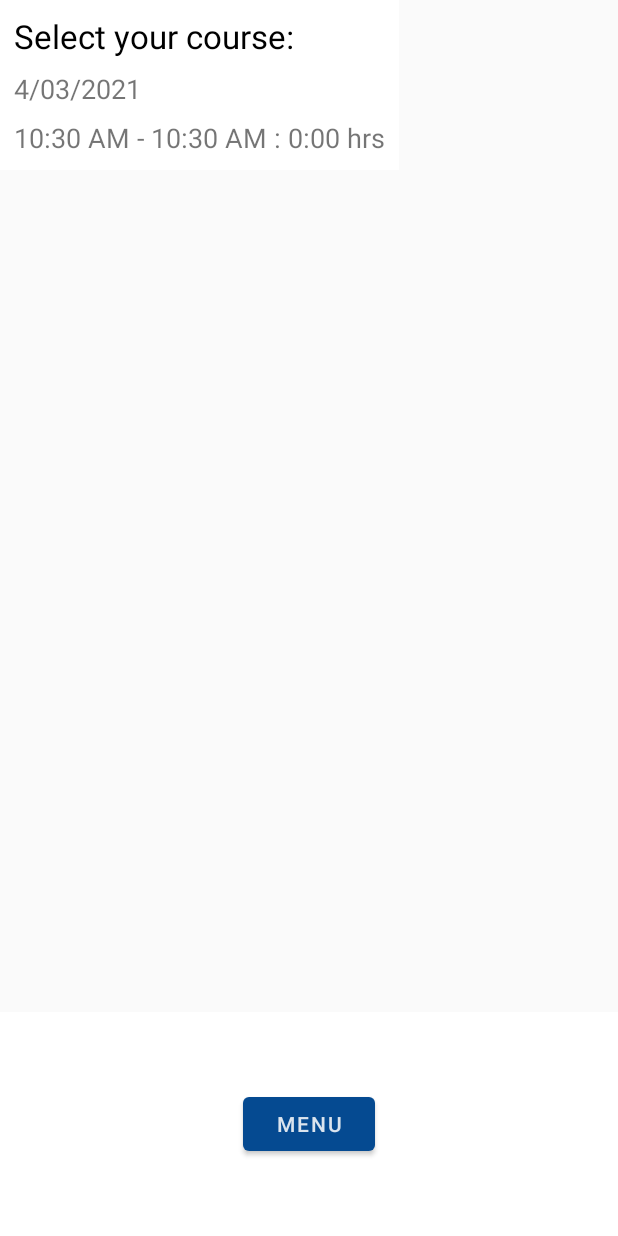
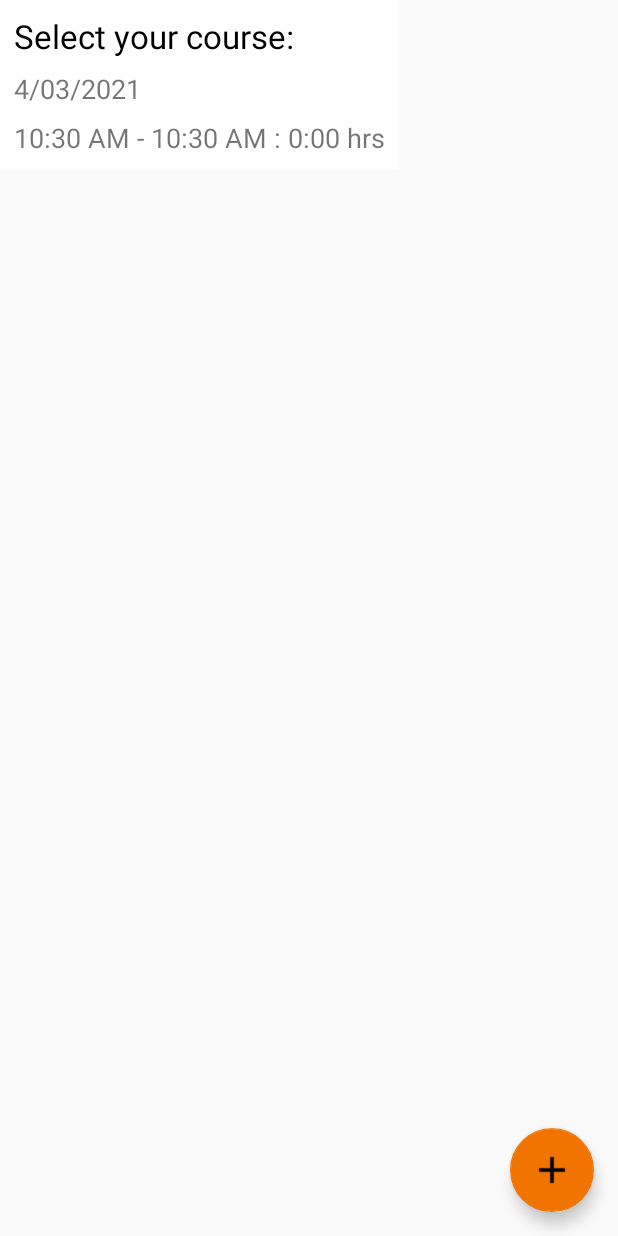
Before and after one commit to bdcrisco/StudyTime, an Android app: the screen it shows after launch (MainActivity), in the side drawer, after a tap on "List View", on a phone screen of 412 x 824 dp. Run offline under Robolectric (Android 15) with nearby library versions, the phone set to English and light mode, and no system bars; our stand-ins replace navigation-ui; libraries missing offline, so code that uses them is left out: com.applandeo.materialcalendarview.

Commit message:
Tried to fix CalendarFragmentFragment to list sessions on each day.Updated menu button

```diff
--- a/app/src/main/java/com/example/StudyTime/HomeFragment.java
+++ b/app/src/main/java/com/example/StudyTime/HomeFragment.java
@@ -53,9 +53,9 @@ public class HomeFragment extends Fragment {
             sessionList.initialize(getContext().getApplicationContext());
             courseList.initialize(getContext().getApplicationContext());
 
-//            courseList.addCourse("CS 246");
-//            courseList.addCourse("BIO 101");
-//            courseList.addCourse("REL 275");
+            courseList.addCourse("CS 246");
+            courseList.addCourse("BIO 101");
+            courseList.addCourse("REL 275");
 
             newSession = new Session();
 
--- a/app/src/main/java/com/example/StudyTime/MainActivity.java
+++ b/app/src/main/java/com/example/StudyTime/MainActivity.java
@@ -47,6 +47,7 @@ import static android.os.SystemClock.elapsedRealtime;
 public class MainActivity extends AppCompatActivity {
 
     CourseList courseList = CourseList.getInstance();
+    SessionList sessionList = SessionList.getInstance();
 
     ViewPager2 viewPager;
 
@@ -59,6 +60,7 @@ public class MainActivity extends AppCompatActivity {
         super.onCreate(savedInstanceState);
         setContentView(R.layout.activity_main);
         courseList.initialize(this.getApplicationContext());
+        sessionList.initialize(this.getApplicationContext());
 
         drawer = findViewById(R.id.drawer_layout);
         navigationView = findViewById(R.id.nav_view);
--- a/app/src/main/java/com/example/StudyTime/RecyclerFragment.java
+++ b/app/src/main/java/com/example/StudyTime/RecyclerFragment.java
@@ -35,7 +35,6 @@ public class RecyclerFragment extends Fragment {
         }
 
         init();
-        generateData();
         setData();
 
         return rootView;
@@ -46,12 +45,10 @@ public class RecyclerFragment extends Fragment {
         rvSessions = rootView.findViewById(R.id.rv_sessions);
     }
 
-    private void generateData(){
 
-    }
 
     private void setData(){
         rvSessions.setLayoutManager(new LinearLayoutManager(getContext()));
-        rvSessions.setAdapter(new SessionAdapter(getContext()));
+        rvSessions.setAdapter(new SessionAdapter(getContext(),sessionList.getList()));
     }
 }
--- a/app/src/main/java/com/example/StudyTime/SessionAdapter.java
+++ b/app/src/main/java/com/example/StudyTime/SessionAdapter.java
@@ -18,12 +18,16 @@ public class SessionAdapter extends RecyclerView.Adapter<SessionViewHolder> {
 
     private Context context;
     private ViewGroup parent;
-    SessionList sessionList = SessionList.getInstance();
+
     private List<Session> localList;
 
-    public SessionAdapter(Context context){
+    public SessionAdapter(Context context, List<Session> sessionList){
         this.context = context;
-        localList = sessionList.getList();
+        localList = sessionList;
+    }
+
+    public void update(List<Session> sessionList){
+        localList = sessionList;
     }
 
     @NonNull
--- a/app/src/main/res/layout/activity_main.xml
+++ b/app/src/main/res/layout/activity_main.xml
@@ -15,8 +15,8 @@
         <androidx.viewpager2.widget.ViewPager2
             android:id="@+id/view_pager"
             android:layout_width="match_parent"
-            android:layout_height="0dp"
-            app:layout_constraintBottom_toBottomOf="@id/guideline2"
+            android:layout_height="match_parent"
+            app:layout_constraintBottom_toBottomOf="parent"
             app:layout_constraintEnd_toEndOf="parent"
             app:layout_constraintHorizontal_bias="0.0"
             app:layout_constraintStart_toStartOf="parent"
@@ -25,24 +25,36 @@
 
         </androidx.viewpager2.widget.ViewPager2>
 
-        <Button
-            android:id="@+id/button2"
+<!--        <Button-->
+<!--            android:id="@+id/button2"-->
+<!--            android:layout_width="wrap_content"-->
+<!--            android:layout_height="wrap_content"-->
+<!--            android:layout_marginStart="275dp"-->
+<!--            android:layout_marginLeft="275dp"-->
+<!--            android:onClick="openDrawer"-->
+<!--            android:text="Menu"-->
+<!--            app:backgroundTint="@color/themeOrange"-->
+<!--            app:icon="@drawable/ic_menu_gallery"-->
+<!--            app:layout_constraintBottom_toBottomOf="parent"-->
+<!--            app:layout_constraintEnd_toEndOf="parent"-->
+<!--            app:layout_constraintHorizontal_bias="0.5"-->
+<!--            app:layout_constraintStart_toStartOf="parent"-->
+<!--            app:layout_constraintTop_toBottomOf="@+id/view_pager" />-->
+
+        <com.google.android.material.floatingactionbutton.FloatingActionButton
+            android:id="@+id/floatingActionButton"
             android:layout_width="wrap_content"
             android:layout_height="wrap_content"
+            android:layout_marginEnd="16dp"
+            android:layout_marginRight="16dp"
+            android:layout_marginBottom="16dp"
+            android:clickable="true"
             android:onClick="openDrawer"
-            android:text="Menu"
+            android:tint="@color/themeOrange"
+            app:backgroundTint="@color/themeOrange"
             app:layout_constraintBottom_toBottomOf="parent"
             app:layout_constraintEnd_toEndOf="parent"
-            app:layout_constraintHorizontal_bias="0.5"
-            app:layout_constraintStart_toStartOf="parent"
-            app:layout_constraintTop_toBottomOf="@+id/view_pager" />
-
-        <androidx.constraintlayout.widget.Guideline
-            android:id="@+id/guideline2"
-            android:layout_width="wrap_content"
-            android:layout_height="wrap_content"
-            android:orientation="horizontal"
-            app:layout_constraintGuide_begin="675dp" />
+            app:srcCompat="@drawable/ic_add" />
 
     </androidx.constraintlayout.widget.ConstraintLayout>
 
```
Also changed, not shown: app/src/main/java/com/example/StudyTime/AddSessionFragment.java (+3 -5 lines), app/src/main/java/com/example/StudyTime/CalendarFragment.java (+24 -11 lines), app/src/main/res/layout/activity_calendar.xml (+22 -14 lines).
